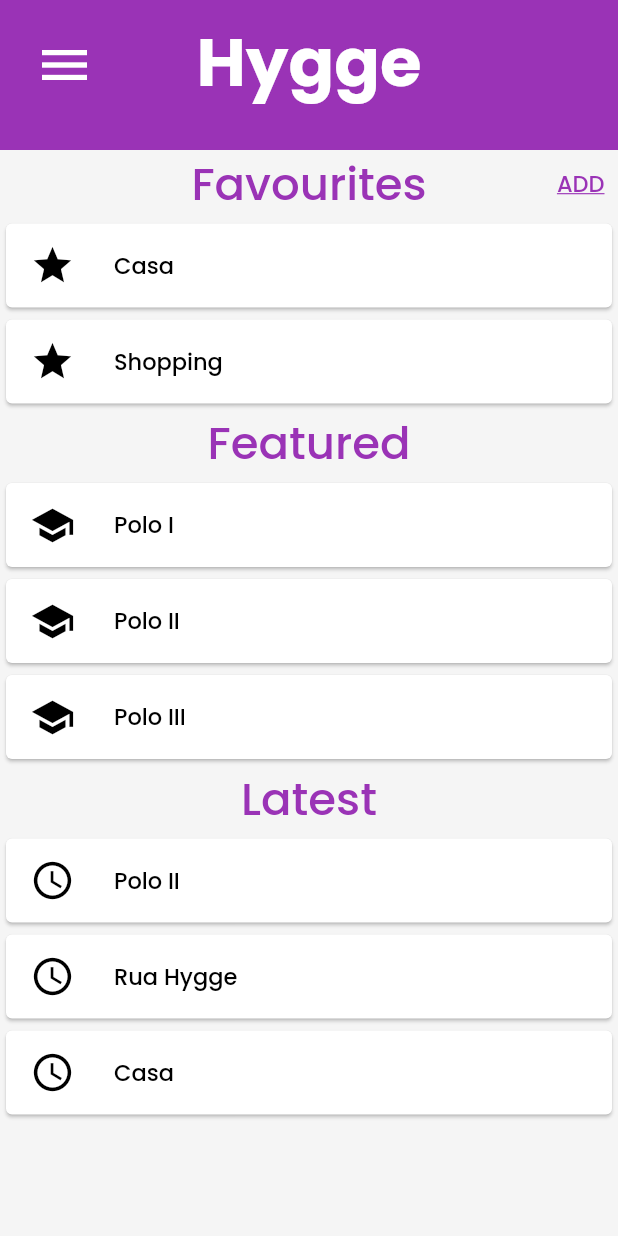
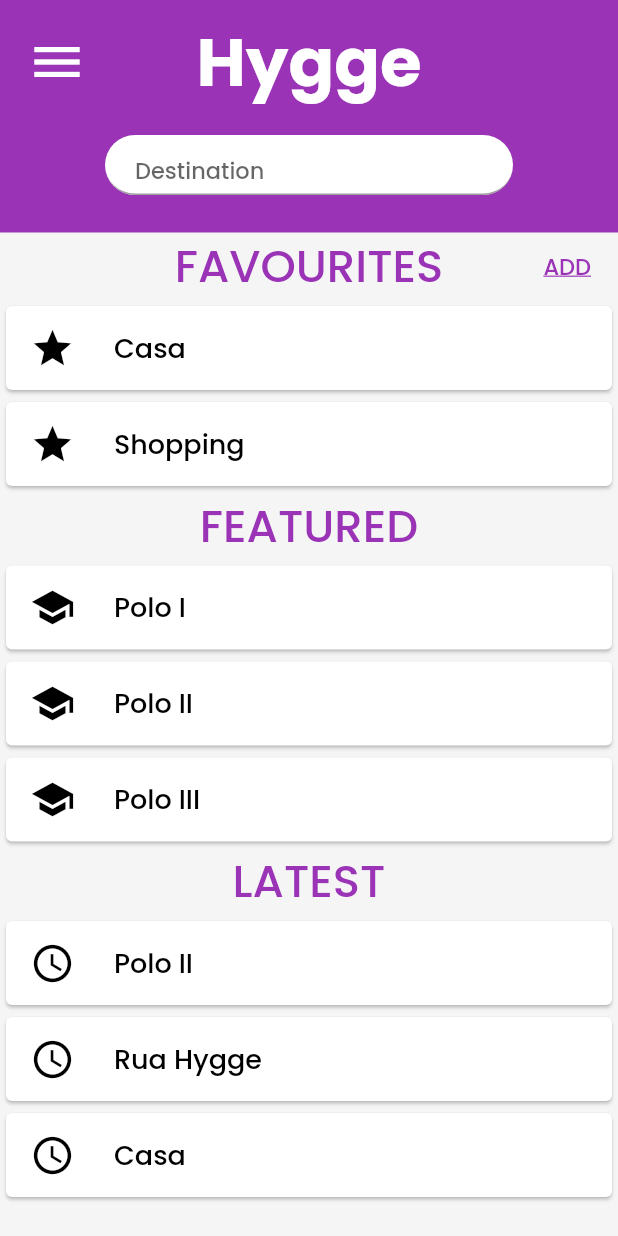
Before and after one commit to A3server/HyggeApp, a Flutter app: the HomePage screen opened by its route, on a phone screen of 412 x 824 dp. Run offline on Flutter 3.47's test engine with Material 2 defaults, Android fonts, the phone set to English and light mode, and no system bars; our stand-ins replace flutter_spinkit, geolocator, google_maps_flutter, shared_preferences; accounts and stored records are empty.

Commit message:
homepage search bar

```diff
--- a/lib/routes/Help.dart
+++ b/lib/routes/Help.dart
@@ -17,7 +17,7 @@ class Helpstat extends State<Help> {
   @override
   Widget build(BuildContext context) {
     return Scaffold(
-      backgroundColor: Colors.grey.shade200,
+      backgroundColor: Colors.grey.shade100,
       appBar: AppBar(
         elevation: 0,
         toolbarHeight: 70,
--- a/lib/routes/HomePage.dart
+++ b/lib/routes/HomePage.dart
@@ -143,7 +143,7 @@ class _MyHomePageState extends State<HomePage> {
             collapsedHeight: 100,
             expandedHeight: 30,
             bottom: PreferredSize(
-              preferredSize: Size.fromHeight(0.0),
+              preferredSize: Size.fromHeight(55.0),
               child: Text(''),
             ),
             pinned: _pinned,
@@ -151,11 +151,15 @@ class _MyHomePageState extends State<HomePage> {
             flexibleSpace: FlexibleSpaceBar(
               centerTitle: true,
               title: SafeArea(
+                child: Column(
+                  children: [
+                    Padding(
+                      padding: const EdgeInsets.only(top: 8.0),
                       child: Stack(
                         children: [
                           Positioned(
-                      left: 15,
-                      top:15,
+                            left: 10,
+                            top: 5,
                             child: IconButton(
                               icon: Icon(Icons.menu),
                               iconSize: 40,
@@ -176,8 +180,7 @@ class _MyHomePageState extends State<HomePage> {
                                     style: TextStyle(
                                         color: Colors.white,
                                         fontSize: 45,
-                                  fontFamily: 'Poppins-Bold'
-                              ),
+                                        fontFamily: 'Poppins-Bold'),
                                   ),
                                   /*Padding(
                                   padding: const EdgeInsets.only(top:0.0),
@@ -211,6 +214,33 @@ class _MyHomePageState extends State<HomePage> {
                         ],
                       ),
                     ),
+                    Padding(
+                      padding: const EdgeInsets.fromLTRB(70, 15, 70, 0),
+                      child: Container(
+                        height: 40,
+                        child: TextField(
+                          textAlignVertical: TextAlignVertical.top,
+                          decoration: InputDecoration(
+                              filled: true,
+                              fillColor: Colors.white,
+                              contentPadding: EdgeInsets.only(left: 20),
+                              focusedBorder: UnderlineInputBorder(
+                                borderSide:
+                                    BorderSide(color: Colors.grey, width: 1),
+                                borderRadius: BorderRadius.circular(25.7),
+                              ),
+                              enabledBorder: UnderlineInputBorder(
+                                borderSide:
+                                    BorderSide(color: Colors.grey, width: 1),
+                                borderRadius: BorderRadius.circular(25.7),
+                              ),
+                              hintText: 'Destination'),
+                        ),
+                      ),
+                    )
+                  ],
+                ),
+              ),
             ),
           ),
           SliverList(
@@ -221,7 +251,7 @@ class _MyHomePageState extends State<HomePage> {
                   Align(
                     alignment: Alignment.center,
                     child: Text(
-                        "Favourites",
+                      "FAVOURITES",
                       textAlign: TextAlign.center,
                       style: TextStyle(
                         color: Color(0xFF9a33b6),
@@ -230,7 +260,7 @@ class _MyHomePageState extends State<HomePage> {
                     ),
                   ),
                   Padding(
-                    padding: const EdgeInsets.only(right: 9.0,top: 0),
+                    padding: const EdgeInsets.only(right: 18.0, top: 0),
                     child: Align(
                       alignment: Alignment.centerRight,
                       child: Text(
@@ -265,7 +295,10 @@ class _MyHomePageState extends State<HomePage> {
                 });
               },
               child: ListTile(
-                title: Text(favouriteLocations[index].nome),
+                title: Text(
+                  favouriteLocations[index].nome,
+                  style: TextStyle(fontSize: 18),
+                ),
                 leading: Icon(
                   Icons.star,
                   color: Colors.black,
@@ -276,10 +309,10 @@ class _MyHomePageState extends State<HomePage> {
           SliverList(
             delegate: SliverChildListDelegate([
               Container(
-                color:Colors.grey.shade100,
+                color: Colors.grey.shade100,
                 child: Center(
                   child: Text(
-                    "Featured",
+                    "FEATURED",
                     style: TextStyle(color: Color(0xFF9a33b6), fontSize: 30),
                   ),
                 ),
@@ -304,7 +337,8 @@ class _MyHomePageState extends State<HomePage> {
                 });
               },
               child: ListTile(
-                title: Text(featuredLocations[index].nome),
+                title: Text(featuredLocations[index].nome,
+                    style: TextStyle(fontSize: 18)),
                 leading: Icon(
                   Icons.school,
                   color: Colors.black,
@@ -318,7 +352,7 @@ class _MyHomePageState extends State<HomePage> {
                 color: Colors.grey.shade100,
                 child: Center(
                   child: Text(
-                    "Latest",
+                    "LATEST",
                     style: TextStyle(color: Color(0xFF9a33b6), fontSize: 30),
                   ),
                 ),
@@ -342,7 +376,8 @@ class _MyHomePageState extends State<HomePage> {
                   });
                 },
                 child: ListTile(
-                  title: Text(latestLocations[index].nome),
+                  title: Text(latestLocations[index].nome,
+                      style: TextStyle(fontSize: 18)),
                   leading: Icon(
                     Icons.access_time,
                     color: Colors.black,
--- a/lib/routes/Settings.dart
+++ b/lib/routes/Settings.dart
@@ -10,14 +10,12 @@ class SettingsOnePage extends StatefulWidget {
 }
 
 class _SettingsOnePageState extends State<SettingsOnePage> {
-
   // ignore: non_constant_identifier_names
   String AccountName = "placeholder";
   // ignore: non_constant_identifier_names
   String HIGGEID = "placeholder";
 
   bool _toggled1 = false;
-
 
   @override
   void initState() {
@@ -31,6 +29,7 @@ class _SettingsOnePageState extends State<SettingsOnePage> {
       HIGGEID = (prefs.getString('UserHIGGEID') ?? 0).toString();
     });
   }
+
   clearlocalstorage() async {
     final prefs = await SharedPreferences.getInstance();
 
@@ -47,12 +46,12 @@ class _SettingsOnePageState extends State<SettingsOnePage> {
   Widget build(BuildContext context) {
     readandsetlsvalues();
     return Scaffold(
-      backgroundColor: Colors.grey.shade200,
+      backgroundColor: Colors.grey.shade100,
       appBar: AppBar(
         elevation: 0,
         centerTitle: true,
         leading: new IconButton(
-          icon: new Icon(Icons.arrow_back,size: 35.0,color: Colors.black),
+          icon: new Icon(Icons.arrow_back, size: 35.0, color: Colors.black),
           onPressed: () => {
             // Perform Your action here
             Navigator.of(context).pop()
@@ -62,7 +61,8 @@ class _SettingsOnePageState extends State<SettingsOnePage> {
         toolbarHeight: 70,
         title: Text(
           'Settings',
-          style: TextStyle(color: Colors.black, fontStyle: FontStyle.normal, fontSize: 40),
+          style: TextStyle(
+              color: Colors.black, fontStyle: FontStyle.normal, fontSize: 40),
         ),
       ),
       body: Stack(
@@ -91,7 +91,8 @@ class _SettingsOnePageState extends State<SettingsOnePage> {
                       ),
                     ),
                     leading: CircleAvatar(
-                      backgroundImage: NetworkImage("https://ssbworld.com/images/character-profiles/rounded/Jigglypuff-Profile-Round.png"),
+                      backgroundImage: NetworkImage(
+                          "https://ssbworld.com/images/character-profiles/rounded/Jigglypuff-Profile-Round.png"),
                     ),
                     trailing: Icon(
                       Icons.edit,
@@ -158,10 +159,8 @@ class _SettingsOnePageState extends State<SettingsOnePage> {
                   activeColor: Colors.purple,
                   contentPadding: const EdgeInsets.all(0),
                   value: _toggled1,
-                  title: Text(
-                      "Match users of different gender",
-                      style: Theme.of(context).textTheme.headline2
-                  ),
+                  title: Text("Match users of different gender",
+                      style: Theme.of(context).textTheme.headline2),
                   onChanged: (bool val) {
                     setState(() {
                       _toggled1 = val;
@@ -172,19 +171,15 @@ class _SettingsOnePageState extends State<SettingsOnePage> {
                     activeColor: Colors.purple,
                     contentPadding: const EdgeInsets.all(0),
                     value: false,
-                    title: Text(
-                        "Connect email to account",
-                        style: Theme.of(context).textTheme.headline2
-                    ),
-                    onChanged: null
-                ),
+                    title: Text("Connect email to account",
+                        style: Theme.of(context).textTheme.headline2),
+                    onChanged: null),
                 SwitchListTile(
                   activeColor: Colors.purple,
                   contentPadding: const EdgeInsets.all(0),
                   value: true,
                   title: Text("Received App Updates",
-                      style: Theme.of(context).textTheme.headline2
-                  ),
+                      style: Theme.of(context).textTheme.headline2),
                   onChanged: null,
                 ),
                 const SizedBox(height: 60.0),
@@ -193,7 +188,7 @@ class _SettingsOnePageState extends State<SettingsOnePage> {
           ),
           Center(
             child: Padding(
-              padding: const EdgeInsets.only(top:525.0),
+              padding: const EdgeInsets.only(top: 525.0),
               child: Container(
                 child: IconButton(
                   icon: Icon(
--- a/lib/routes/YourTrips.dart
+++ b/lib/routes/YourTrips.dart
@@ -31,12 +31,12 @@ class _YourTripsState extends State<YourTrips> {
   @override
   Widget build(BuildContext context) {
     return Scaffold(
-      backgroundColor: Colors.grey.shade200,
+      backgroundColor: Colors.grey.shade100,
       appBar: AppBar(
         elevation: 0,
         centerTitle: true,
         leading: new IconButton(
-          icon: new Icon(Icons.arrow_back,size: 35.0),
+          icon: new Icon(Icons.arrow_back, size: 35.0),
           onPressed: () => {
             // Perform Your action here
             Navigator.of(context).pop()
@@ -46,7 +46,8 @@ class _YourTripsState extends State<YourTrips> {
         backgroundColor: Colors.purple,
         title: Text(
           'Your Trips',
-          style: TextStyle(color: Colors.white, fontStyle: FontStyle.normal, fontSize: 40),
+          style: TextStyle(
+              color: Colors.white, fontStyle: FontStyle.normal, fontSize: 40),
         ),
       ),
       body: Stack(
@@ -66,10 +67,9 @@ class _YourTripsState extends State<YourTrips> {
                         color: Color(0xFFb8ed9a),
                         child: ListTile(
                           title: Align(
-                            child: Text(
-                                trips[index].date,
-                                style: TextStyle(fontSize: 20,fontWeight: FontWeight.bold)
-                            ),
+                            child: Text(trips[index].date,
+                                style: TextStyle(
+                                    fontSize: 20, fontWeight: FontWeight.bold)),
                             alignment: Alignment.center,
                           ),
                           subtitle: Column(
@@ -88,20 +88,20 @@ class _YourTripsState extends State<YourTrips> {
                               Align(
                                   alignment: Alignment.centerLeft,
                                   child: Text("To: " + trips[index].to,
-                                      style: TextStyle(color: Colors.black,
-                                          fontSize: 15))),
+                                      style: TextStyle(
+                                          color: Colors.black, fontSize: 15))),
                               Align(
                                   alignment: Alignment.centerLeft,
                                   child: Text(
                                       "Duration: " +
                                           trips[index].time.toString(),
-                                      style: TextStyle(color: Colors.black,
-                                          fontSize: 15))),
+                                      style: TextStyle(
+                                          color: Colors.black, fontSize: 15))),
                               Align(
                                   alignment: Alignment.centerLeft,
                                   child: Text("With: " + trips[index].partner,
-                                      style: TextStyle(color: Colors.black,
-                                          fontSize: 15))),
+                                      style: TextStyle(
+                                          color: Colors.black, fontSize: 15))),
                               const SizedBox(height: 10.0),
                             ],
                           ),
```
Also changed, not shown: lib/components/Popups.dart (+2 -7 lines). Lines whose indentation alone changed are shown as unchanged.
